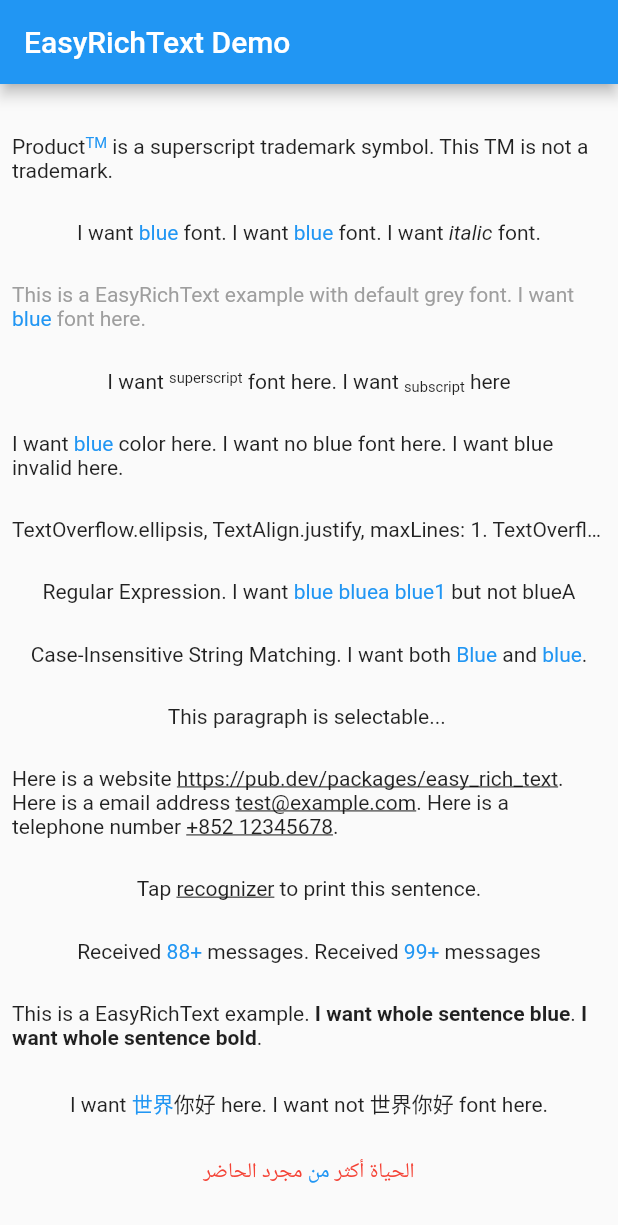
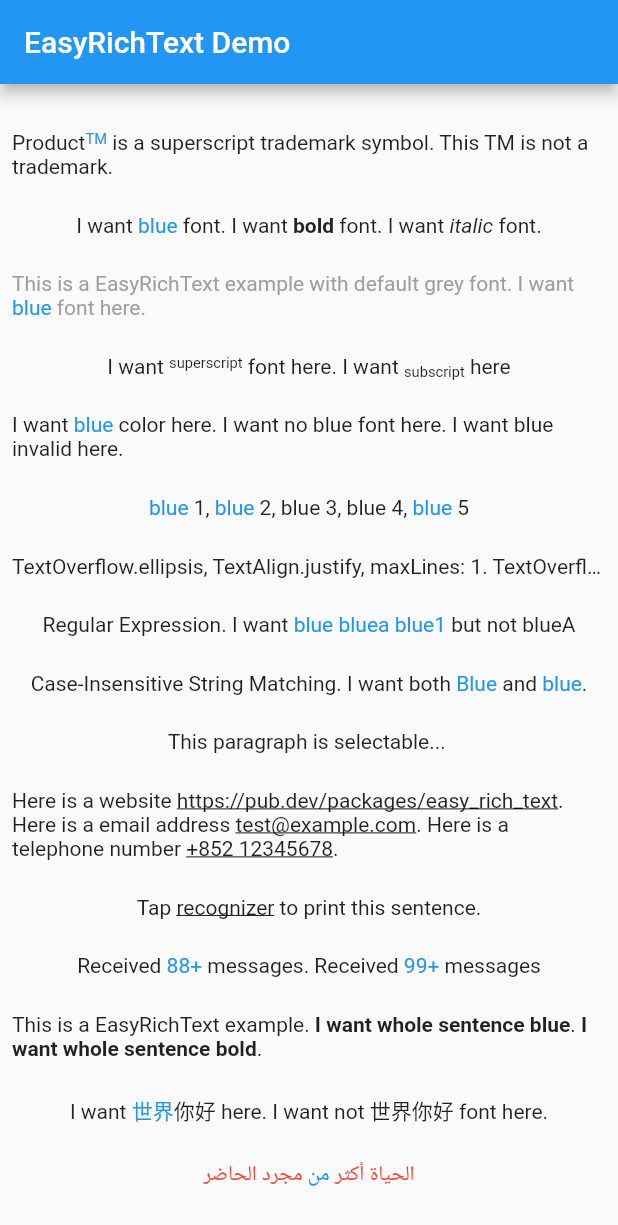
Before and after one commit to 2000calories/flutter_easy_rich_text, a Flutter app: the screen it shows after launch, on a phone screen of 412 x 824 dp. Shown: the top 1225 px of the screen. Run offline on Flutter 3.47's test engine with Material 2 defaults, Android fonts, the phone set to English and light mode, and no system bars.

Commit message:
matchOption

```diff
--- a/example/lib/main.dart
+++ b/example/lib/main.dart
@@ -55,7 +55,7 @@ class _MyHomePageState extends State<MyHomePage> {
               ),
               //simple example
               EasyRichText(
-                "I want blue font. I want blue font. I want italic font.",
+                "I want blue font. I want bold font. I want italic font.",
                 patternList: [
                   EasyRichTextPattern(
                     targetString: 'italic',
@@ -68,10 +68,6 @@ class _MyHomePageState extends State<MyHomePage> {
                   EasyRichTextPattern(
                     targetString: 'bold',
                     style: TextStyle(fontWeight: FontWeight.bold),
-                  ),
-                  EasyRichTextPattern(
-                    targetString: 'italic',
-                    style: TextStyle(fontStyle: FontStyle.italic),
                   ),
                 ],
               ),
@@ -112,6 +108,22 @@ class _MyHomePageState extends State<MyHomePage> {
                   ),
                 ],
               ),
+              //matchOption can be a string or a list
+              //string: 'all', 'first', 'last'
+              //List<dynamic>:'first', 'last', and any integer index
+              //For example, [0, 1, 'last'] will match the first, second, and last one.
+              EasyRichText(
+                "blue 1, blue 2, blue 3, blue 4, blue 5",
+                patternList: [
+                  EasyRichTextPattern(
+                    targetString: 'blue',
+                    //matchOption: 'all'
+                    matchOption: [0, 1, 'last'],
+                    style: TextStyle(color: Colors.blue),
+                  ),
+                ],
+              ),
+
               //All RichText properties accessible
               EasyRichText(
                 "TextOverflow.ellipsis, TextAlign.justify, maxLines: 1. TextOverflow.ellipsis, TextAlign.justify, maxLines: 1.",
--- a/lib/src/easy_rich_text.dart
+++ b/lib/src/easy_rich_text.dart
@@ -209,9 +209,51 @@ class EasyRichText extends StatelessWidget {
       var allMatches = exp.allMatches(temText);
       //print(thisRegExPattern);
 
-      ///positions = [[7,11],[26,30],]
-      allMatches.forEach((match) {
-        positions.add([match.start, match.end]);
+      //check matchOption ['all','first','last', 0, 1, 2, 3, 10]
+
+      int matchesLength = allMatches.length;
+      List<int> matchIndexList = [];
+      var matchOption = pattern.matchOption;
+      if (matchOption is String) {
+        switch (matchOption) {
+          case 'all':
+            matchIndexList = new List<int>.generate(matchesLength, (i) => i);
+            break;
+          case 'first':
+            matchIndexList = [0];
+            break;
+          case 'last':
+            matchIndexList = [matchesLength - 1];
+            break;
+          default:
+            matchIndexList = new List<int>.generate(matchesLength, (i) => i);
+        }
+      } else if (matchOption is List<dynamic>) {
+        matchOption.forEach(
+          (option) {
+            switch (option) {
+              case 'all':
+                matchIndexList =
+                    new List<int>.generate(matchesLength, (i) => i);
+                break;
+              case 'first':
+                matchIndexList.add(0);
+                break;
+              case 'last':
+                matchIndexList.add(matchesLength - 1);
+                break;
+              default:
+                if (option is int) matchIndexList.add(option);
+            }
+          },
+        );
+      }
+
+      ///eg. positions = [[7,11],[26,30],]
+      allMatches.toList().asMap().forEach((index, match) {
+        if (matchIndexList.indexOf(index) > -1) {
+          positions.add([match.start, match.end]);
+        }
       });
     });
     positions.sort((a, b) => a[0].compareTo(b[0]));
@@ -247,18 +289,8 @@ class EasyRichText extends StatelessWidget {
 
   String replaceSpecialCharacters(str) {
     String tempStr = str;
-    //\[]()^*+?
-    List<String> specialCharacters = [
-      '\\',
-      '[',
-      ']',
-      '(',
-      ')',
-      '^',
-      '*',
-      '+',
-      '?'
-    ];
+    //\[]()^*+?.$-{}|!
+    List<String> specialCharacters = '\\[]()^*+?.\$-{}|!'.split('');
     specialCharacters.forEach((chr) {
       tempStr = tempStr.replaceAll(chr, '\\$chr');
     });
--- a/lib/src/easy_rich_text_pattern.dart
+++ b/lib/src/easy_rich_text_pattern.dart
@@ -43,8 +43,12 @@ class EasyRichTextPattern {
   ///GestureRecognizer
   final GestureRecognizer recognizer;
 
-  ///set true if the targetString contains specified characters \[]()^*+?
+  ///set true if the targetString contains specified characters \[]()^*+?.$-{}|!
   final bool hasSpecialCharacters;
+
+  ///match first, last, or all [0, 1, 'last']
+  ///defalut match all
+  final dynamic matchOption;
 
   EasyRichTextPattern({
     Key key,
@@ -60,10 +64,11 @@ class EasyRichTextPattern {
     this.urlType,
     this.recognizer,
     this.hasSpecialCharacters = false,
+    this.matchOption = 'all',
   });
 
-  EasyRichTextPattern copyWith(
-      {targetString,
+  EasyRichTextPattern copyWith({
+    targetString,
     stringBeforeTarget,
     stringAfterTarget,
     matchWordBoundaries,
@@ -74,7 +79,9 @@ class EasyRichTextPattern {
     style,
     urlType,
     recognizer,
-      hasSpecialCharacters}) {
+    hasSpecialCharacters,
+    matchOption,
+  }) {
     return EasyRichTextPattern(
       targetString: targetString ?? this.targetString,
       stringBeforeTarget: stringBeforeTarget ?? this.stringBeforeTarget,
@@ -90,6 +97,7 @@ class EasyRichTextPattern {
       urlType: urlType ?? this.urlType,
       recognizer: recognizer ?? this.recognizer,
       hasSpecialCharacters: hasSpecialCharacters ?? this.hasSpecialCharacters,
+      matchOption: matchOption ?? this.matchOption,
     );
   }
 }
```
Also changed, not shown: 1 other file. Lines whose indentation alone changed are shown as unchanged.
